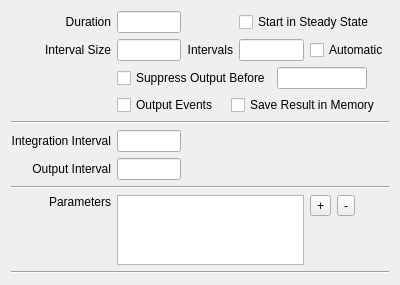
This is copasi/UI/CQTimeSensWidget.ui in copasi/COPASI as Qt 5 draws it before an edit. The edited form follows.
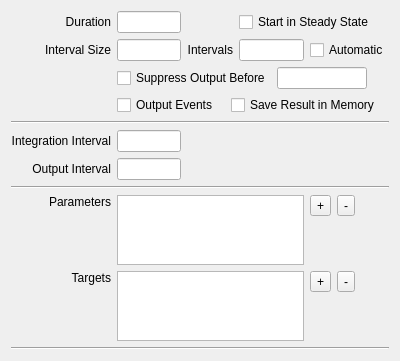
This is the edited form. Custom widgets are drawn as their Qt base class.

Commit message: - allow selection of additional observables for timesenswidget

What changed in the file:
```diff
--- a/copasi/UI/CQTimeSensWidget.ui
+++ b/copasi/UI/CQTimeSensWidget.ui
@@ -13,7 +13,7 @@
     <x>0</x>
     <y>0</y>
     <width>400</width>
-    <height>280</height>
+    <height>359</height>
    </rect>
   </property>
   <property name="autoFillBackground">
@@ -86,7 +86,7 @@
        </property>
       </widget>
      </item>
-     <item row="9" column="0" colspan="5">
+     <item row="10" column="0" colspan="5">
       <widget class="Line" name="mpLine1">
        <property name="frameShape">
         <enum>QFrame::HLine</enum>
@@ -161,7 +161,7 @@
       </widget>
      </item>
      <item row="7" column="0" colspan="5">
-      <widget class="Line">
+      <widget class="Line" name="line">
        <property name="frameShape">
         <enum>QFrame::HLine</enum>
        </property>
@@ -209,6 +209,77 @@
      <item row="0" column="1">
       <widget class="QLineEdit" name="mpEditDuration"/>
      </item>
+     <item row="9" column="0">
+      <widget class="QLabel" name="lblTargets">
+       <property name="text">
+        <string>Targets</string>
+       </property>
+       <property name="alignment">
+        <set>Qt::AlignRight|Qt::AlignTop|Qt::AlignTrailing</set>
+       </property>
+       <property name="wordWrap">
+        <bool>false</bool>
+       </property>
+      </widget>
+     </item>
+     <item row="9" column="1" colspan="3">
+      <widget class="QListWidget" name="mpListTargets">
+       <property name="selectionMode">
+        <enum>QAbstractItemView::ExtendedSelection</enum>
+       </property>
+      </widget>
+     </item>
+     <item row="9" column="4">
+      <widget class="QWidget" name="wdgTargets" native="true">
+       <layout class="QFormLayout">
+        <property name="leftMargin">
+         <number>0</number>
+        </property>
+        <property name="topMargin">
+         <number>0</number>
+        </property>
+        <property name="rightMargin">
+         <number>0</number>
+        </property>
+        <property name="bottomMargin">
+         <number>0</number>
+        </property>
+        <item row="1" column="0" colspan="2">
+         <spacer name="spacer_2">
+          <property name="orientation">
+           <enum>Qt::Vertical</enum>
+          </property>
+          <property name="sizeHint" stdset="0">
+           <size>
+            <width>20</width>
+            <height>52</height>
+           </size>
+          </property>
+         </spacer>
+        </item>
+        <item row="0" column="0">
+         <widget class="QToolButton" name="mpCmdAddTarget">
+          <property name="toolTip">
+           <string>add target</string>
+          </property>
+          <property name="text">
+           <string>+</string>
+          </property>
+         </widget>
+        </item>
+        <item row="0" column="1">
+         <widget class="QToolButton" name="mpCmdRemoveTarget">
+          <property name="toolTip">
+           <string>removes the selected target</string>
+          </property>
+          <property name="text">
+           <string>-</string>
+          </property>
+         </widget>
+        </item>
+       </layout>
+      </widget>
+     </item>
      <item row="1" column="3">
       <widget class="QLineEdit" name="mpEditIntervals"/>
      </item>
```
Left out of the diff: 136 changed lines with no effect on the pictures. The commit also changes 2 other files.
